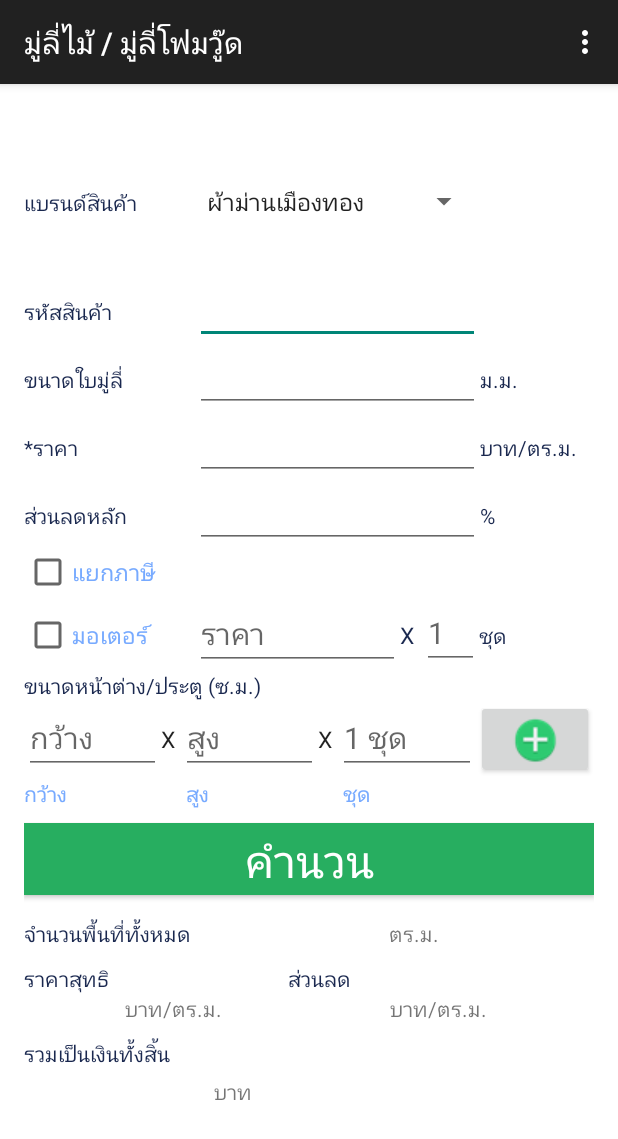
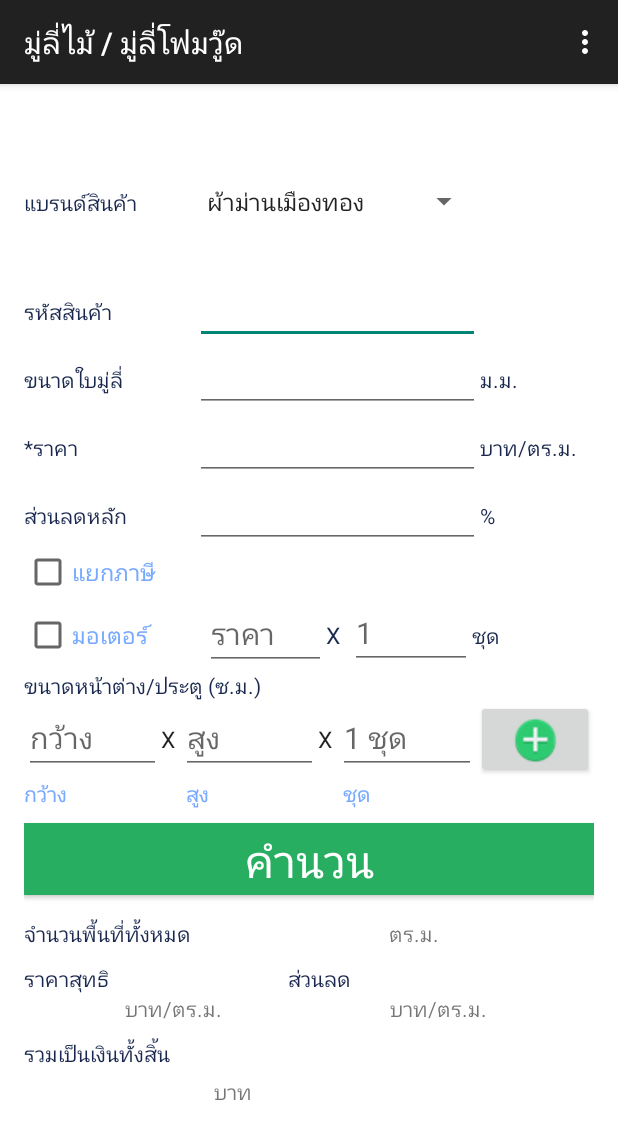
Before and after one commit to gaew/apppatpk, an Android app: the BambooBlind screen opened directly, with no data from a screen before it, on a phone screen of 412 x 824 dp. Shown: the top 1139 px of the screen. Run offline under Robolectric (Android 15) with nearby library versions, the light colour scheme and no system bars; our stand-ins replace AdMob.

Commit message:
edit design

```diff
--- a/app/src/main/java/com/first/tripakey/caldecorate/main/Tab1.java
+++ b/app/src/main/java/com/first/tripakey/caldecorate/main/Tab1.java
@@ -19,7 +19,7 @@
 public class Tab1 extends Fragment {
     @Override
     public View onCreateView(LayoutInflater inflater, @Nullable ViewGroup container, @Nullable Bundle savedInstanceState) {
-        View v = inflater.inflate(R.layout.tab_1,container,false);
+        View v = inflater.inflate(R.layout.tab_1, container, false);
         Button curtain =(Button)v.findViewById(R.id.bt_curtain);
         Button manmon =(Button)v.findViewById(R.id.manmonBt);
         Button mooli =(Button)v.findViewById(R.id.mooliBt);
@@ -71,7 +71,6 @@
             }
         });
 
-
         return v;
     }
 }
--- a/app/src/main/res/layout/activity_bamboo_blind.xml
+++ b/app/src/main/res/layout/activity_bamboo_blind.xml
@@ -211,7 +211,7 @@
             <EditText
                 android:layout_width="0dp"
                 android:layout_height="wrap_content"
-                android:layout_weight="1.8"
+                android:layout_weight="1"
                 android:inputType="number"
                 android:id="@+id/motorEdt"
                 android:textSize="20dp"
@@ -228,7 +228,7 @@
             <EditText
                 android:layout_width="0dp"
                 android:layout_height="wrap_content"
-                android:layout_weight="0.5"
+                android:layout_weight="1"
                 android:id="@+id/UnitMotor"
                 android:inputType="number"
                 android:textSize="20dp"
--- a/app/src/main/res/layout/activity_main.xml
+++ b/app/src/main/res/layout/activity_main.xml
@@ -1,4 +1,5 @@
-<LinearLayout xmlns:android="http://schemas.android.com/apk/res/android"
+<LinearLayout
+    xmlns:android="http://schemas.android.com/apk/res/android"
     xmlns:tools="http://schemas.android.com/tools"
     xmlns:ads="http://schemas.android.com/apk/res-auto"
     android:layout_width="match_parent"
```
Also changed, not shown: app/src/main/res/layout/activity_tab_design.xml (+6 -3 lines), 1 other file.
